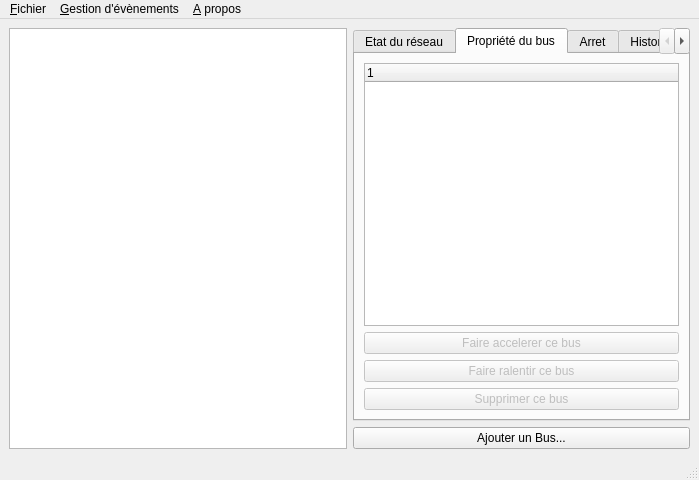
Old version of the form src/ui/Isibus.ui in the repository Zenithar/isibus.
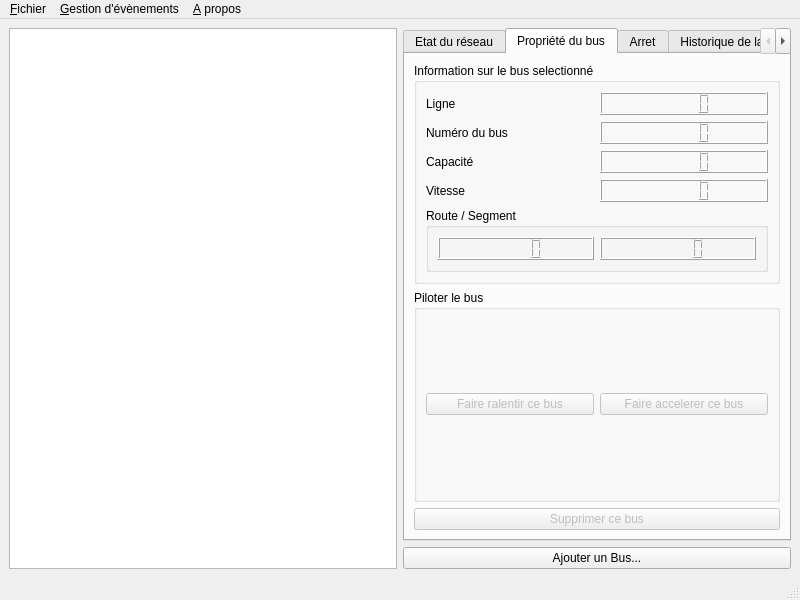
New version of the form. The open tabs and pages were chosen to show the change. Icons and pictures are not drawn.

Patch:
```diff
--- a/src/ui/Isibus.ui
+++ b/src/ui/Isibus.ui
@@ -5,8 +5,8 @@
    <rect>
     <x>0</x>
     <y>0</y>
-    <width>699</width>
-    <height>480</height>
+    <width>800</width>
+    <height>600</height>
    </rect>
   </property>
   <property name="windowTitle" >
@@ -68,20 +68,60 @@
         <property name="spacing" >
          <number>6</number>
         </property>
-        <item row="0" column="0" >
-         <widget class="QTreeWidget" name="treeWidget" />
+        <item row="1" column="0" >
+         <widget class="QGroupBox" name="groupBox_2" >
+          <property name="title" >
+           <string>Piloter le bus</string>
+          </property>
+          <layout class="QGridLayout" >
+           <property name="margin" >
+            <number>9</number>
+           </property>
+           <property name="spacing" >
+            <number>6</number>
+           </property>
+           <item row="0" column="0" >
+            <widget class="QPushButton" name="slowBusButton" >
+             <property name="enabled" >
+              <bool>false</bool>
+             </property>
+             <property name="text" >
+              <string>Faire ralentir ce bus</string>
+             </property>
+             <property name="icon" >
+              <iconset>../../build/ui/pics/bus_Slow.png</iconset>
+             </property>
+             <property name="iconSize" >
+              <size>
+               <width>30</width>
+               <height>30</height>
+              </size>
+             </property>
+            </widget>
+           </item>
+           <item row="0" column="1" >
+            <widget class="QPushButton" name="accelBusButton" >
+             <property name="enabled" >
+              <bool>false</bool>
+             </property>
+             <property name="text" >
+              <string>Faire accelerer ce bus</string>
+             </property>
+             <property name="icon" >
+              <iconset>../../build/ui/pics/bus_Accel.png</iconset>
+             </property>
+             <property name="iconSize" >
+              <size>
+               <width>30</width>
+               <height>30</height>
+              </size>
+             </property>
+            </widget>
+           </item>
+          </layout>
+         </widget>
         </item>
         <item row="2" column="0" >
-         <widget class="QPushButton" name="slowBusButton" >
-          <property name="enabled" >
-           <bool>false</bool>
-          </property>
-          <property name="text" >
-           <string>Faire ralentir ce bus</string>
-          </property>
-         </widget>
-        </item>
-        <item row="3" column="0" >
          <widget class="QPushButton" name="delBusButton" >
           <property name="enabled" >
            <bool>false</bool>
@@ -89,16 +129,91 @@
           <property name="text" >
            <string>Supprimer ce bus</string>
           </property>
+          <property name="icon" >
+           <iconset>../../build/ui/pics/bus_delete.png</iconset>
+          </property>
+          <property name="iconSize" >
+           <size>
+            <width>30</width>
+            <height>30</height>
+           </size>
+          </property>
          </widget>
         </item>
-        <item row="1" column="0" >
-         <widget class="QPushButton" name="accelBusButton" >
-          <property name="enabled" >
-           <bool>false</bool>
+        <item row="0" column="0" >
+         <widget class="QGroupBox" name="groupBox_3" >
+          <property name="title" >
+           <string>Information sur le bus selectionné</string>
           </property>
-          <property name="text" >
-           <string>Faire accelerer ce bus</string>
-          </property>
+          <layout class="QGridLayout" >
+           <property name="margin" >
+            <number>9</number>
+           </property>
+           <property name="spacing" >
+            <number>6</number>
+           </property>
+           <item row="3" column="0" >
+            <widget class="QLabel" name="label_4" >
+             <property name="text" >
+              <string>Vitesse</string>
+             </property>
+            </widget>
+           </item>
+           <item row="2" column="0" >
+            <widget class="QLabel" name="label_3" >
+             <property name="text" >
+              <string>Capacité</string>
+             </property>
+            </widget>
+           </item>
+           <item row="3" column="1" >
+            <widget class="QLCDNumber" name="lcdn_vitesse" />
+           </item>
+           <item row="0" column="0" >
+            <widget class="QLabel" name="label" >
+             <property name="text" >
+              <string>Ligne</string>
+             </property>
+            </widget>
+           </item>
+           <item row="2" column="1" >
+            <widget class="QLCDNumber" name="lcdn_capacite" />
+           </item>
+           <item row="0" column="1" >
+            <widget class="QLCDNumber" name="lcdn_ligne" />
+           </item>
+           <item row="1" column="0" >
+            <widget class="QLabel" name="label_2" >
+             <property name="text" >
+              <string>Numéro du bus</string>
+             </property>
+            </widget>
+           </item>
+           <item row="1" column="1" >
+            <widget class="QLCDNumber" name="lcdn_numero" />
+           </item>
+           <item row="5" column="0" colspan="2" >
+            <widget class="QGroupBox" name="groupBox_4" >
+             <property name="title" >
+              <string>Route / Segment</string>
+             </property>
+             <layout class="QGridLayout" >
+              <property name="margin" >
+               <number>9</number>
+              </property>
+              <property name="spacing" >
+               <number>6</number>
+              </property>
+              <item row="0" column="1" >
+               <widget class="QLCDNumber" name="lcdn_segment" />
+              </item>
+              <item row="0" column="0" >
+               <widget class="QLCDNumber" name="lcdn_route" />
+              </item>
+             </layout>
+            </widget>
+           </item>
+          </layout>
          </widget>
         </item>
        </layout>
@@ -164,6 +279,15 @@
         <property name="text" >
          <string>Ajouter un Bus...</string>
         </property>
+        <property name="icon" >
+         <iconset>pics/bus_new.png</iconset>
+        </property>
+        <property name="iconSize" >
+         <size>
+          <width>30</width>
+          <height>30</height>
+         </size>
+        </property>
        </widget>
       </item>
      </layout>
@@ -178,7 +302,7 @@
     <rect>
      <x>0</x>
      <y>0</y>
-     <width>699</width>
+     <width>800</width>
      <height>29</height>
     </rect>
    </property>
```
Left out of the diff: 8 changed lines with no effect on the pictures.
